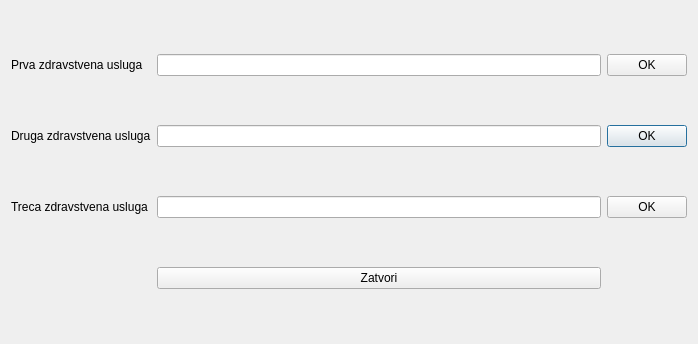
First picture: the form in dialog.ui, repository karadzic1101/Usluzni_program_zdr_usluga, before the edit.
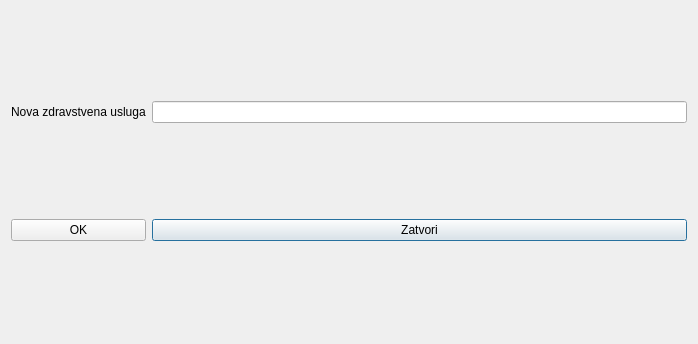
Second picture: the form after the edit.

What changed in the file:
```diff
--- a/dialog.ui
+++ b/dialog.ui
@@ -14,35 +14,14 @@
    <string>Dialog</string>
   </property>
   <layout class="QGridLayout" name="gridLayout">
-   <item row="2" column="2">
-    <widget class="QPushButton" name="btn_pr2">
+   <item row="0" column="0">
+    <widget class="QLabel" name="label">
      <property name="text">
-      <string>OK</string>
-     </property>
-    </widget>
-   </item>
-   <item row="3" column="2">
-    <widget class="QPushButton" name="btn_pr3">
-     <property name="text">
-      <string>OK</string>
-     </property>
-    </widget>
-   </item>
-   <item row="0" column="2">
-    <widget class="QPushButton" name="btn_pr1">
-     <property name="text">
-      <string>OK</string>
+      <string>Nova zdravstvena usluga</string>
      </property>
     </widget>
    </item>
    <item row="2" column="1">
-    <widget class="QLineEdit" name="zdr_usl2">
-     <property name="enabled">
-      <bool>true</bool>
-     </property>
-    </widget>
-   </item>
-   <item row="4" column="1">
     <widget class="QPushButton" name="btn_close">
      <property name="text">
       <string>Zatvori</string>
@@ -50,33 +29,12 @@
     </widget>
    </item>
    <item row="0" column="1">
-    <widget class="QLineEdit" name="zdr_usl1"/>
-   </item>
-   <item row="3" column="1">
-    <widget class="QLineEdit" name="zdr_usl3">
-     <property name="enabled">
-      <bool>true</bool>
-     </property>
-    </widget>
-   </item>
-   <item row="0" column="0">
-    <widget class="QLabel" name="label">
-     <property name="text">
-      <string>Prva zdravstvena usluga</string>
-     </property>
-    </widget>
+    <widget class="QLineEdit" name="zdr_usl"/>
    </item>
    <item row="2" column="0">
-    <widget class="QLabel" name="label_2">
+    <widget class="QPushButton" name="btn_ok">
      <property name="text">
-      <string>Druga zdravstvena usluga</string>
-     </property>
-    </widget>
-   </item>
-   <item row="3" column="0">
-    <widget class="QLabel" name="label_3">
-     <property name="text">
-      <string>Treca zdravstvena usluga</string>
+      <string>OK</string>
      </property>
     </widget>
    </item>
```
